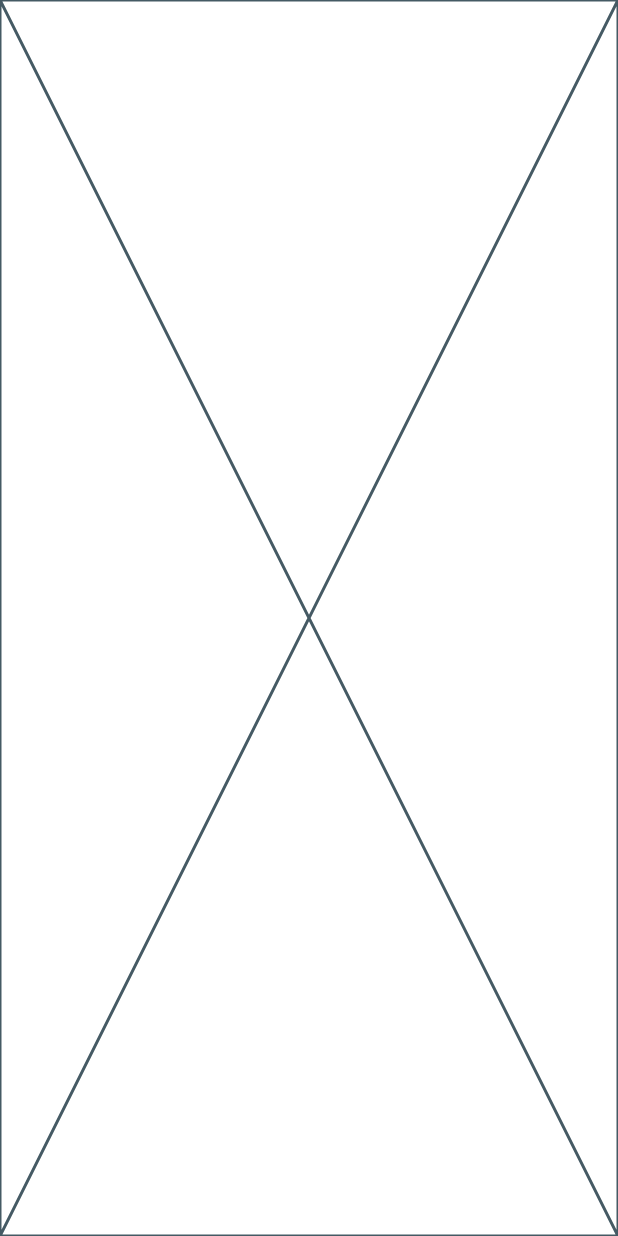
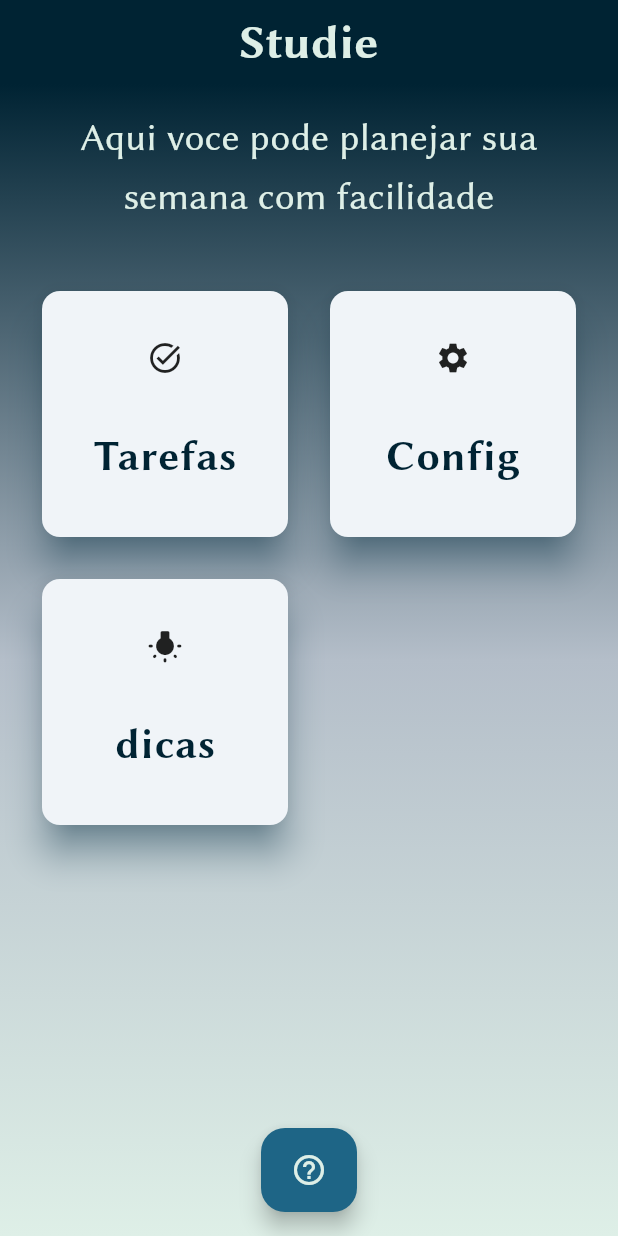
Before and after one commit to DanielBrown1998/studie, a Flutter app: the screen it shows after launch, on a phone screen of 412 x 824 dp. Run offline on Flutter 3.47's test engine with Material 3 defaults, Android fonts, the phone set to English and light mode, and no system bars; our stand-ins replace drift, drift_flutter, get; accounts and stored records are empty; generated files the repository leaves out were written again.

Commit message:
feat: Implement task management features with ControllerTask and UI components
- Added ControllerTask to manage task operations including create, delete, and fetch tasks by weekday.
- Introduced StudieAppBar for consistent app header styling.
- Created MenuCard widget for displaying menu items with icons and descriptions.
- Developed TaskCard widget for displaying individual tasks with dismissible functionality and checkbox for task completion.
- Implemented DatabaseInstance helper for managing database instance retrieval.
- Established StudieTheme for centralized theme management including colors and text styles.

```diff
--- a/app/lib/domain/business/dao_tasks_workflow.dart
+++ b/app/lib/domain/business/dao_tasks_workflow.dart
@@ -1,7 +1,7 @@
 import 'package:app/domain/models/task.dart';
 
 abstract class DaoTasksWorkflow {
-  Future<List<Task>> getTasksByDaysWeek({required String daysWeek});
+  Future<List<Task>> getTasksByWeekDay({required String weekdays});
   Future<int> createTask({required Task task});
   Future<int> deleteTask({required Task task});
   Future<Task> updateTask({required Task task});
--- a/app/lib/main.dart
+++ b/app/lib/main.dart
@@ -1,47 +1,25 @@
-import 'package:app/domain/models/task.dart';
 import 'package:app/screens/home.dart';
-import 'package:app/services/database.dart';
-import 'package:app/utils/helpers/days_week.dart';
+import 'package:app/utils/theme/theme.dart';
 import 'package:flutter/material.dart';
+import 'package:flutter/services.dart';
+import 'package:get/get.dart';
 
 void main() async {
   WidgetsFlutterBinding.ensureInitialized();
-
-  final AppDataBase appDataBase = AppDataBase();
-
-  final task = Task(
-    timeStart: 8,
-    description: 'estudar flutter',
-    discipline: "FLutter",
-    daysWeek: AllDaysWeek.segundaFeira.name,
-  );
-
-  await appDataBase.createTask(task: task);
-
-  List<Task> list = await appDataBase.getTasksByDaysWeek(
-    daysWeek: AllDaysWeek.segundaFeira.name,
-  );
-  print(list);
-  for (Task task in list) {
-    print(task);
-    await appDataBase.deleteTask(task: task);
-  }
-
-  runApp(const StudieApp());
+  SystemChrome.setPreferredOrientations([DeviceOrientation.portraitUp]);
+  runApp(StudieApp());
 }
 
 class StudieApp extends StatelessWidget {
   const StudieApp({super.key});
 
-  // This widget is the root of your application.
   @override
   Widget build(BuildContext context) {
-    return MaterialApp(
-      title: 'Flutter Demo',
-      theme: ThemeData(
-        colorScheme: ColorScheme.fromSeed(seedColor: Colors.deepPurple),
-      ),
-      home: const HomePage(),
+    //start my controller
+    return GetMaterialApp(
+      title: 'Studie',
+      theme: StudieTheme.theme,
+      home: HomePage(),
     );
   }
 }
--- a/app/lib/screens/home.dart
+++ b/app/lib/screens/home.dart
@@ -1,10 +1,131 @@
+import 'package:app/controllers/controller_taks.dart';
+import 'package:app/screens/widgets/app_bar.dart';
+import 'package:app/screens/widgets/menu_card.dart';
+import 'package:app/services/database.dart';
+import 'package:app/utils/helpers/database_instance.dart';
+import 'package:app/utils/helpers/days_week.dart';
+import 'package:app/utils/theme/theme.dart';
 import 'package:flutter/material.dart';
+import 'package:get/get.dart';
 
-class HomePage extends StatelessWidget {
-  const HomePage({super.key});
+class HomePage extends StatefulWidget {
+  HomePage({super.key});
+  final DatabaseInstance databaseInstance = DatabaseInstance();
+  @override
+  State<HomePage> createState() => _HomePageState();
+}
+
+class _HomePageState extends State<HomePage> {
+  late double _op;
+  @override
+  void initState() {
+    _op = 0;
+    awaitAndShowMenuCard();
+    super.initState();
+    AppDataBase database = widget.databaseInstance.getdatabase;
+    for (AllWeekDays weekday in AllWeekDays.values) {
+      Get.putAsync(() async {
+        final controller = ControllerTask(database: database);
+        await controller.initializeController(name: weekday.nome);
+        return controller;
+      }, tag: weekday.nome);
+    }
+  }
+
+  void awaitAndShowMenuCard() async {
+    await Future.delayed(Duration(milliseconds: 1500));
+    setState(() {
+      _op = 1;
+    });
+  }
 
   @override
   Widget build(BuildContext context) {
-    return const Placeholder();
+    final theme = Theme.of(context);
+    return Scaffold(
+      appBar: StudieAppBar.appBar,
+      body: Container(
+        width: double.infinity,
+        decoration: BoxDecoration(
+          gradient: LinearGradient(
+            begin: Alignment.topCenter,
+            end: Alignment.bottomCenter,
+            colors: [
+              StudieTheme.primaryColor,
+              StudieTheme.terciaryColor,
+              StudieTheme.whiteSmoke,
+            ],
+          ),
+        ),
+        child: Column(
+          mainAxisAlignment: MainAxisAlignment.spaceEvenly,
+          crossAxisAlignment: CrossAxisAlignment.center,
+          children: [
+            Padding(
+              padding: const EdgeInsets.all(16.0),
+              child: SizedBox(
+                child: Text(
+                  "Aqui voce pode planejar sua semana com facilidade".tr,
+                  style: theme.textTheme.titleMedium,
+                  textAlign: TextAlign.center,
+                ),
+              ),
+            ),
+            Expanded(
+              child: Padding(
+                padding: const EdgeInsets.all(24.0),
+                child: GridView(
+                  gridDelegate: SliverGridDelegateWithFixedCrossAxisCount(
+                    crossAxisCount: 2,
+                    crossAxisSpacing: 20,
+                    childAspectRatio: 1,
+                    mainAxisSpacing: 20,
+                  ),
+                  children: [
+                    AnimatedOpacity(
+                      opacity: _op,
+                      duration: Duration(seconds: 1),
+                      curve: Curves.easeInCubic,
+                      child: MenuCard(
+                        description: "Tarefas",
+                        icon: Icons.task_alt,
+                      ),
+                    ),
+                    AnimatedOpacity(
+                      duration: Duration(seconds: 2),
+                      opacity: _op,
+                      curve: Curves.easeInCubic,
+                      child: MenuCard(
+                        description: "Config",
+                        icon: Icons.settings,
+                      ),
+                    ),
+                    AnimatedOpacity(
+                      opacity: _op,
+                      duration: Duration(seconds: 3),
+                      curve: Curves.easeInCubic,
+                      child: MenuCard(
+                        description: "dicas",
+                        icon: Icons.wb_incandescent_rounded,
+                      ),
+                    ),
+                  ],
+                ),
+              ),
+            ),
+          ],
+        ),
+      ),
+      floatingActionButtonLocation: FloatingActionButtonLocation.centerFloat,
+      floatingActionButtonAnimator: FloatingActionButtonAnimator.scaling,
+      floatingActionButton: FloatingActionButton.extended(
+        elevation: null,
+        isExtended: true,
+        backgroundColor: theme.primaryColor,
+        label: Icon(Icons.help_outline_outlined, color: StudieTheme.whiteSmoke),
+        onPressed: () {},
+        splashColor: theme.primaryColorLight,
+      ),
+    );
   }
 }
--- /dev/null
+++ b/app/lib/screens/widgets/app_bar.dart
@@ -0,0 +1,11 @@
+import 'package:app/utils/theme/theme.dart';
+import 'package:flutter/material.dart';
+
+class StudieAppBar {
+  static AppBar appBar = AppBar(
+    actions: [],
+    centerTitle: true,
+    backgroundColor: StudieTheme.primaryColor,
+    title: Text("Studie", style: StudieTheme.textTheme.titleLarge),
+  );
+}
--- /dev/null
+++ b/app/lib/screens/widgets/menu_card.dart
@@ -0,0 +1,28 @@
+// ignore_for_file: public_member_api_docs, sort_constructors_first
+import 'package:flutter/material.dart';
+
+class MenuCard extends StatelessWidget {
+  final String description;
+  final IconData icon;
+  const MenuCard({super.key, required this.description, required this.icon});
+
+  @override
+  Widget build(BuildContext context) {
+    final theme = Theme.of(context);
+    return Card(
+      shadowColor: theme.primaryColor,
+      elevation: 10,
+      child: Container(
+        decoration: BoxDecoration(),
+        child: Column(
+          crossAxisAlignment: CrossAxisAlignment.center,
+          mainAxisAlignment: MainAxisAlignment.spaceEvenly,
+          children: [
+            Icon(icon),
+            Text(description, style: theme.textTheme.bodyLarge),
+          ],
+        ),
+      ),
+    );
+  }
+}
--- /dev/null
+++ b/app/lib/utils/helpers/database_instance.dart
@@ -0,0 +1,13 @@
+import 'package:app/services/database.dart';
+
+class DatabaseInstance {
+  AppDataBase? database;
+
+  AppDataBase get getdatabase {
+    if (database != null) {
+      return database!;
+    }
+    database = AppDataBase();
+    return database!;
+  }
+}
--- /dev/null
+++ b/app/lib/utils/theme/theme.dart
@@ -0,0 +1,48 @@
+import 'package:flutter/material.dart';
+
+class StudieTheme {
+  // https://color.adobe.com/pt/explore
+
+  static Color primaryColor = Color(0xFF002333);
+  static Color whiteColor = Color(0xFFFFFFFF);
+  static Color whiteSmoke = Color(0xFFDEEFE7);
+  static Color secondaryColor = Color(0xFF159A9C);
+  static Color terciaryColor = Color(0xFFB4BEC9);
+
+  static TextTheme textTheme = TextTheme(
+    bodyLarge: TextStyle(
+      color: primaryColor,
+      fontSize: 28,
+      fontWeight: FontWeight.w600,
+    ),
+    bodyMedium: TextStyle(
+      color: primaryColor,
+      fontSize: 22,
+      fontWeight: FontWeight.w500,
+    ),
+    bodySmall: TextStyle(
+      color: primaryColor,
+      fontSize: 16,
+      fontWeight: FontWeight.w400,
+    ),
+    titleMedium: TextStyle(
+      color: whiteSmoke,
+      fontSize: 26,
+      fontWeight: FontWeight.w500,
+    ),
+    titleLarge: TextStyle(
+      color: whiteSmoke,
+      fontSize: 32,
+      fontWeight: FontWeight.w600,
+    ),
+  );
+
+  static String secondaryFont = "Libertinus_discursive";
+
+  static ThemeData theme = ThemeData(
+    colorSchemeSeed: primaryColor,
+    fontFamily: "Libertinus",
+    useMaterial3: true,
+    textTheme: textTheme,
+  );
+}
```
Also changed, not shown: app/lib/controllers/controller_taks.dart (added, +44 -0 lines), app/lib/screens/widgets/task_card.dart (added, +80 -0 lines), app/lib/services/database.dart (+5 -3 lines), app/lib/utils/helpers/days_week.dart (+9 -9 lines), app/pubspec.yaml (+19 -14 lines), app/assets/fonts/LibertinusSans-Bold.ttf (added), app/assets/fonts/LibertinusSans-Italic.ttf (added), app/assets/fonts/LibertinusSans-Regular.ttf (added), app/assets/fonts/LibertinusSans_discursive-ExtraLight.ttf (added), app/assets/fonts/LibertinusSans_discursive-Light.ttf (added), app/assets/fonts/LibertinusSans_discursive-Regular.ttf (added), 1 other file.
